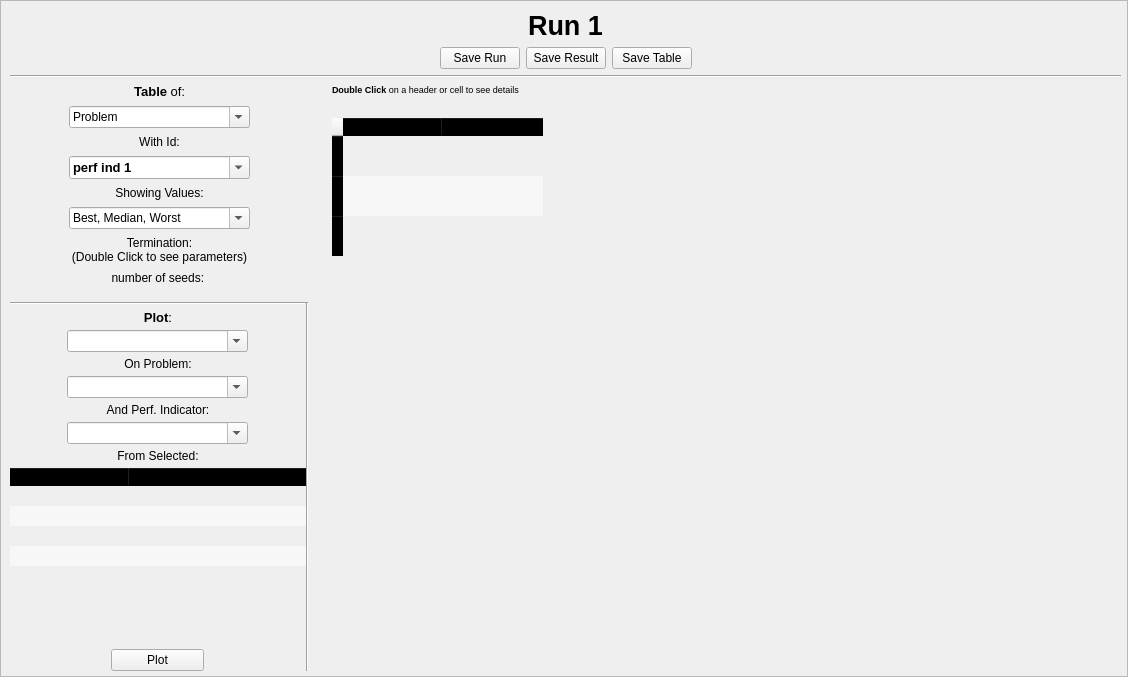
Above: frontend/designer_templates/main_window/run_tab.ui from tomaslibanomonteiro/Thesis-code before the change. Below: the same form after it.
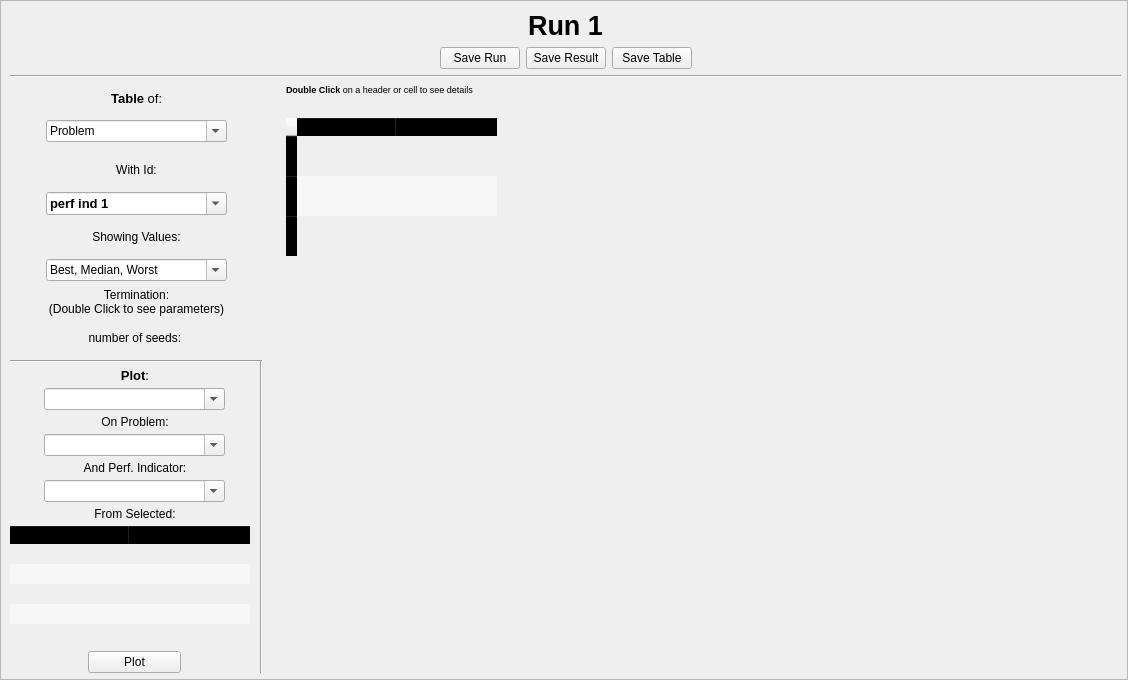
That is the form after the change.

The edit to the form file:
```diff
--- a/frontend/designer_templates/main_window/run_tab.ui
+++ b/frontend/designer_templates/main_window/run_tab.ui
@@ -7,7 +7,7 @@
     <x>0</x>
     <y>0</y>
     <width>1128</width>
-    <height>677</height>
+    <height>680</height>
    </rect>
   </property>
   <property name="windowTitle">
@@ -25,7 +25,7 @@
      <x>10</x>
      <y>10</y>
      <width>1111</width>
-     <height>661</height>
+     <height>663</height>
     </rect>
    </property>
    <layout class="QVBoxLayout" name="verticalLayout_2" stretch="0,0,0,0">
@@ -217,12 +217,6 @@
         </item>
         <item>
          <widget class="QLabel" name="label_5">
-          <property name="sizePolicy">
-           <sizepolicy hsizetype="Preferred" vsizetype="Preferred">
-            <horstretch>0</horstretch>
-            <verstretch>0</verstretch>
-           </sizepolicy>
-          </property>
           <property name="text">
            <string>&lt;html&gt;&lt;head/&gt;&lt;body&gt;&lt;p align=&quot;center&quot;&gt;Showing Values:&lt;/p&gt;&lt;/body&gt;&lt;/html&gt;</string>
           </property>
@@ -233,6 +227,12 @@
         </item>
         <item alignment="Qt::AlignHCenter">
          <widget class="QComboBox" name="showing_values">
+          <property name="sizePolicy">
+           <sizepolicy hsizetype="Preferred" vsizetype="Fixed">
+            <horstretch>0</horstretch>
+            <verstretch>0</verstretch>
+           </sizepolicy>
+          </property>
           <property name="minimumSize">
            <size>
             <width>181</width>
@@ -271,12 +271,6 @@
         </item>
         <item>
          <widget class="QLabel" name="term_label">
-          <property name="sizePolicy">
-           <sizepolicy hsizetype="Preferred" vsizetype="Preferred">
-            <horstretch>0</horstretch>
-            <verstretch>0</verstretch>
-           </sizepolicy>
-          </property>
           <property name="text">
            <string>&lt;html&gt;&lt;head/&gt;&lt;body&gt;&lt;p align=&quot;center&quot;&gt;Termination: &lt;br/&gt;(Double Click to see parameters)&lt;/p&gt;&lt;/body&gt;&lt;/html&gt;</string>
           </property>
@@ -290,12 +284,6 @@
         </item>
         <item>
          <widget class="QLabel" name="n_seeds_label">
-          <property name="sizePolicy">
-           <sizepolicy hsizetype="Preferred" vsizetype="Preferred">
-            <horstretch>0</horstretch>
-            <verstretch>0</verstretch>
-           </sizepolicy>
-          </property>
           <property name="text">
            <string>&lt;html&gt;&lt;head/&gt;&lt;body&gt;&lt;p align=&quot;center&quot;&gt;number of seeds: &lt;/p&gt;&lt;/body&gt;&lt;/html&gt;</string>
           </property>
@@ -310,7 +298,7 @@
            <number>0</number>
           </property>
           <property name="topMargin">
-           <number>10</number>
+           <number>0</number>
           </property>
           <item>
            <layout class="QVBoxLayout" name="verticalLayout_3">
@@ -439,21 +427,27 @@
               </property>
              </widget>
             </item>
-            <item alignment="Qt::AlignHCenter">
+            <item>
              <widget class="QTableWidget" name="checkBox_table">
               <property name="enabled">
                <bool>true</bool>
               </property>
               <property name="sizePolicy">
-               <sizepolicy hsizetype="Fixed" vsizetype="Expanding">
+               <sizepolicy hsizetype="Fixed" vsizetype="Fixed">
                 <horstretch>0</horstretch>
                 <verstretch>0</verstretch>
                </sizepolicy>
               </property>
               <property name="minimumSize">
                <size>
-                <width>240</width>
-                <height>0</height>
+                <width>250</width>
+                <height>120</height>
+               </size>
+              </property>
+              <property name="maximumSize">
+               <size>
+                <width>250</width>
+                <height>120</height>
                </size>
               </property>
               <property name="styleSheet">
@@ -477,7 +471,7 @@
                <enum>Qt::ScrollBarAsNeeded</enum>
               </property>
               <property name="horizontalScrollBarPolicy">
-               <enum>Qt::ScrollBarAlwaysOff</enum>
+               <enum>Qt::ScrollBarAsNeeded</enum>
               </property>
               <property name="sizeAdjustPolicy">
                <enum>QAbstractScrollArea::AdjustToContents</enum>
@@ -534,7 +528,7 @@
                <bool>false</bool>
               </attribute>
               <attribute name="horizontalHeaderStretchLastSection">
-               <bool>true</bool>
+               <bool>false</bool>
               </attribute>
               <attribute name="verticalHeaderVisible">
                <bool>false</bool>
@@ -569,17 +563,12 @@
               </row>
               <row>
                <property name="text">
-                <string>2</string>
+                <string>New Row</string>
                </property>
               </row>
               <row>
                <property name="text">
-                <string>3</string>
-               </property>
-              </row>
-              <row>
-               <property name="text">
-                <string>4</string>
+                <string>New Row</string>
                </property>
               </row>
               <column>
```
Left out of the diff: 2 changed lines with no effect on the pictures.
